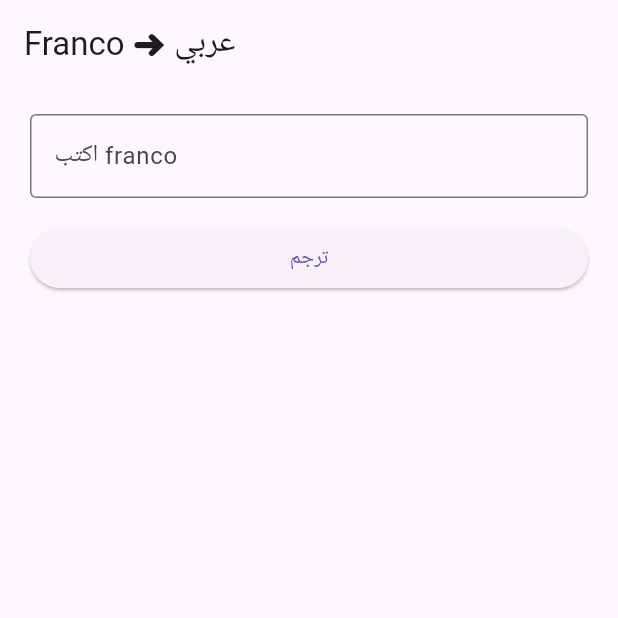
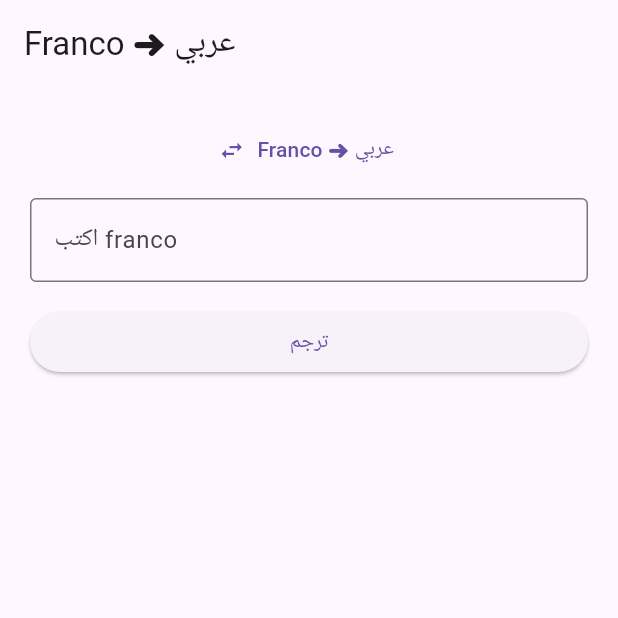
Before and after one commit to MoazReda/franco-translator-app, a Flutter app: the screen it shows after launch, after a tap on "ترجم", on a phone screen of 412 x 824 dp, the top half of it. Run offline on Flutter 3.47's test engine with Material 3 defaults, Android fonts, the phone set to English and light mode, and no system bars; missing offline and left inert: flutter_onnxruntime.

Commit message:
Add reverse direction (arabic to franco) with bidirectional UI

```diff
--- /dev/null
+++ b/assets/rev_config.json
@@ -0,0 +1 @@
+{"sos": 1, "eos": 2, "tgt_pad": 0, "src_pad": 0, "max_steps": 200, "direction": "arabic_to_franco"}
--- /dev/null
+++ b/assets/rev_source_arabic_vocab.json
@@ -0,0 +1 @@
+["<pad>", "<sos>", "<eos>", "<unk>", " ", "!", "\"", "'", "(", ")", ",", "-", ".", "/", "0", "1", "2", "3", "4", "5", "6", "7", "8", "9", ":", ";", "?", "،", "؛", "؜", "؟", "ء", "ؤ", "ئ", "ا", "ب", "ة", "ت", "ث", "ج", "ح", "خ", "د", "ذ", "ر", "ز", "س", "ش", "ص", "ض", "ط", "ظ", "ع", "غ", "ـ", "ف", "ق", "ك", "ل", "م", "ن", "ه", "و", "ى", "ي", "ً", "ٌ", "ٍ", "َ", "ُ", "ِ", "ّ", "ْ", "ٔ", "٠", "١", "٢", "٣", "٤", "٥", "٦", "٧", "٨", "٩", "٪", "ٰ", "پ", "چ", "ڤ", "ڨ", "ک", "گ", "ھ", "ی", "ۖ", "ۚ", "۝", "۱", "۶", "۹"]
--- /dev/null
+++ b/assets/rev_target_franco_vocab.json
@@ -0,0 +1 @@
+["<pad>", "<sos>", "<eos>", "<unk>", " ", "!", "\"", "'", "(", ")", ",", "-", ".", "/", "0", "1", "2", "3", "4", "5", "6", "7", "8", "9", ":", ";", "?", "a", "b", "c", "d", "e", "f", "g", "h", "i", "j", "k", "l", "m", "n", "o", "p", "q", "r", "s", "t", "u", "v", "w", "x", "y", "z"]
--- a/lib/main.dart
+++ b/lib/main.dart
@@ -1,5 +1,5 @@
+import 'package:flutter/material.dart';
 import 'package:flutter/services.dart';
-import 'package:flutter/material.dart';
 import 'translator.dart';
 
 void main() {
@@ -27,99 +27,140 @@ class TranslateScreen extends StatefulWidget {
 }
 
 class _TranslateScreenState extends State<TranslateScreen> {
+  static const _channel = MethodChannel('franco_translator/process_text');
+
   final _controller = TextEditingController();
-  Translator? _translator; // الموديل (بيتحمّل مرة واحدة)
+  Translator? _f2a; // franco -> arabic (أمامي)
+  Translator? _a2f; // arabic -> franco (عكسي)
+  bool _isFrancoToArabic = true; // الاتجاه الحالي
+
   String _output = '';
-  bool _loading = true; // بيتحمّل الموديل؟
-  bool _translating = false; // بيترجم دلوقتي؟
-  static const _channel = MethodChannel('franco_translator/process_text');
+  bool _loading = true;
+  bool _translating = false;
 
   @override
   void initState() {
     super.initState();
-    _initTranslator();
+    _init();
   }
 
-  /// نحمّل الموديل مرة واحدة عند فتح الشاشة
-  Future<void> _initTranslator() async {
-    final t = await Translator.load();
+  /// نحمّل الاتجاهين مرة واحدة عند البداية
+  Future<void> _init() async {
+    // الأمامي: franco -> arabic
+    final f2a = await Translator.load(
+      modelAsset: 'assets/franco_ar.onnx',
+      srcVocabAsset: 'assets/franco_vocab.json',
+      tgtVocabAsset: 'assets/arabic_vocab.json',
+    );
+    // العكسي: arabic -> franco (لاحظ normalizeAlef للعربي كمدخل)
+    final a2f = await Translator.load(
+      modelAsset: 'assets/ar_franco.onnx',
+      srcVocabAsset: 'assets/rev_source_arabic_vocab.json',
+      tgtVocabAsset: 'assets/rev_target_franco_vocab.json',
+      normalizeAlef: true,
+    );
+
     setState(() {
-      _translator = t;
+      _f2a = f2a;
+      _a2f = a2f;
       _loading = false;
     });
 
-    // بعد ما الموديل يجهز: نشوف التطبيق اتفتح من "ترجم" ومعاه نص؟
     await _checkForSharedText();
   }
 
-  /// بتسأل الـ native: فيه نص مُختار مبعوت لنا؟ لو آه، تحطّه وتترجمه.
-  Future<void> _checkForSharedText() async {
-    try {
-      final sharedText = await _channel.invokeMethod<String>('getSharedText');
-      if (sharedText != null && sharedText.trim().isNotEmpty) {
-        _controller.text = sharedText;
-        await _translate(); // نترجمه على طول
-      }
-    } catch (e) {
-      // لو حصل أي مشكلة في الجسر، نتجاهلها بهدوء (التطبيق يفتح عادي)
-    }
+  /// المترجم الحالي حسب الاتجاه المختار
+  Translator? get _current => _isFrancoToArabic ? _f2a : _a2f;
+
+  /// نقلب الاتجاه ونمسح النتيجة القديمة
+  void _toggleDirection() {
+    setState(() {
+      _isFrancoToArabic = !_isFrancoToArabic;
+      _output = '';
+    });
   }
 
-  /// نترجم النص اللي في الخانة
-    Future<void> _translate() async {
+  Future<void> _translate() async {
     final text = _controller.text.trim();
-    if (text.isEmpty || _translator == null) return;
+    if (text.isEmpty || _current == null) return;
 
     setState(() {
       _translating = true;
       _output = '';
     });
     try {
-      final result = await _translator!.translate(text);
+      final result = await _current!.translate(text);
       setState(() => _output = result);
     } catch (e) {
-      setState(() => _output = 'خطأ: $e'); // أي مشكلة هتظهر هنا بدل ما تعلّق
+      setState(() => _output = 'خطأ: $e');
     } finally {
-      setState(() => _translating = false); // الزرار يرجع "ترجم" دايماً
+      setState(() => _translating = false);
+    }
+  }
+
+  /// نص جاي من تطبيق تاني (Process Text): نكتشف اتجاهه ونترجمه
+  Future<void> _checkForSharedText() async {
+    try {
+      final sharedText = await _channel.invokeMethod<String>('getSharedText');
+      if (sharedText != null && sharedText.trim().isNotEmpty) {
+        // لو فيه حروف عربي → عربي (عكسي)، غير كده → franco (أمامي)
+        final hasArabic = RegExp(r'[\u0600-\u06FF]').hasMatch(sharedText);
+        setState(() => _isFrancoToArabic = !hasArabic);
+        _controller.text = sharedText;
+        await _translate();
+      }
+    } catch (e) {
+      // لو مفيش نص مبعوت، نتجاهل بهدوء
     }
   }
 
   @override
   Widget build(BuildContext context) {
+    // عناوين حسب الاتجاه
+    final fromLabel = _isFrancoToArabic ? 'Franco' : 'عربي';
+    final toLabel = _isFrancoToArabic ? 'عربي' : 'Franco';
+    final hint = _isFrancoToArabic ? 'اكتب franco' : 'اكتب عربي';
+
     return Scaffold(
-      appBar: AppBar(title: const Text('Franco ➜ عربي')),
-      body: Padding(
-        padding: const EdgeInsets.all(20),
-        child: _loading
-            // لسه بنحمّل الموديل
-            ? const Center(child: Text('جاري تحميل الموديل...'))
-            : Column(
+      appBar: AppBar(title: Text('$fromLabel ➜ $toLabel')),
+      body: _loading
+          ? const Center(child: Text('جاري تحميل الموديلات...'))
+          : Padding(
+              padding: const EdgeInsets.all(20),
+              child: Column(
                 crossAxisAlignment: CrossAxisAlignment.stretch,
                 children: [
-                  // خانة الكتابة
+                  // زرار تبديل الاتجاه
+                  Center(
+                    child: TextButton.icon(
+                      onPressed: _toggleDirection,
+                      icon: const Icon(Icons.swap_horiz),
+                      label: Text('$fromLabel ➜ $toLabel'),
+                    ),
+                  ),
+                  const SizedBox(height: 8),
                   TextField(
                     controller: _controller,
-                    decoration: const InputDecoration(
-                      labelText: 'اكتب franco',
-                      border: OutlineInputBorder(),
+                    decoration: InputDecoration(
+                      labelText: hint,
+                      border: const OutlineInputBorder(),
                     ),
                   ),
                   const SizedBox(height: 16),
-                  // زرار الترجمة
                   ElevatedButton(
                     onPressed: _translating ? null : _translate,
                     child: Text(_translating ? 'بيترجم...' : 'ترجم'),
                   ),
                   const SizedBox(height: 24),
-                  // النتيجة
                   Text(
                     _output,
                     style: const TextStyle(fontSize: 24),
-                    textDirection: TextDirection.rtl,
+                    textDirection:
+                        _isFrancoToArabic ? TextDirection.rtl : TextDirection.ltr,
                   ),
                 ],
               ),
-      ),
+            ),
     );
   }
 }
--- a/lib/translator.dart
+++ b/lib/translator.dart
@@ -2,50 +2,65 @@ import 'dart:typed_data';
 import 'package:flutter_onnxruntime/flutter_onnxruntime.dart';
 import 'vocab.dart';
 
-/// المترجم: بياخد نص franco ويرجّع نص عربي.
-/// بيلفّ الموديل (ONNX) + الـ vocabs + منطق الترجمة كله في مكان واحد.
+/// المترجم: بياخد نص ويرجّع ترجمته حسب الاتجاه.
+/// الكلاس عام — مش متزوّج من اتجاه معيّن. بنقوله وقت التحميل
+/// أنهي موديل وأنهي قواميس يستخدم، فبيخدم الأمامي والعكسي بنفس الكود.
 class Translator {
   final OrtSession _session;
-  final Vocab _francoVocab; // للـ encode (نص franco -> أرقام)
-  final Vocab _arabicVocab; // للـ decode (أرقام -> نص عربي)
+  final Vocab _srcVocab; // قاموس المدخل (للـ encode)
+  final Vocab _tgtVocab; // قاموس المخرج (للـ decode)
+  final bool _normalizeAlef; // نرمّل الألف قبل الترجمة؟ (للعربي كمدخل)
 
-  Translator._(this._session, this._francoVocab, this._arabicVocab);
+  Translator._(this._session, this._srcVocab, this._tgtVocab, this._normalizeAlef);
 
-  /// بيجهّز المترجم: يحمّل الموديل والـ vocabs والإعدادات من الـ assets.
-  /// بننادي ده مرة واحدة بس عند بداية التطبيق (لأنه تقيل شوية).
-  static Future<Translator> load() async {
-    // 1) نحمّل الـ vocabs
-    final francoVocab = await Vocab.fromAsset('assets/franco_vocab.json');
-    final arabicVocab = await Vocab.fromAsset('assets/arabic_vocab.json');
+  /// بيجهّز مترجم لاتجاه معيّن، من ملفاته.
+  /// [modelAsset]     مسار ملف الـ onnx
+  /// [srcVocabAsset]  قاموس المدخل
+  /// [tgtVocabAsset]  قاموس المخرج
+  /// [normalizeAlef]  لو true، بنحوّل أ/إ/آ → ا قبل الترجمة (للعربي)
+  static Future<Translator> load({
+    required String modelAsset,
+    required String srcVocabAsset,
+    required String tgtVocabAsset,
+    bool normalizeAlef = false,
+  }) async {
+    final srcVocab = await Vocab.fromAsset(srcVocabAsset);
+    final tgtVocab = await Vocab.fromAsset(tgtVocabAsset);
 
-    // 3) نفتح جلسة ONNX من ملف الموديل في الـ assets
     final onnx = OnnxRuntime();
-    final session = await onnx.createSessionFromAsset('assets/franco_ar.onnx');
+    final session = await onnx.createSessionFromAsset(modelAsset);
 
-    return Translator._(session, francoVocab, arabicVocab);
+    return Translator._(session, srcVocab, tgtVocab, normalizeAlef);
   }
 
-  /// بتترجم جملة franco واحدة لعربي.
-  Future<String> translate(String francoText) async {
-    // 1) نص -> أرقام (نفس اللي اتأكدنا منه)
-    final ids = _francoVocab.encode(francoText.toLowerCase());
+  /// بتترجم جملة واحدة.
+  Future<String> translate(String text) async {
+    var input = text.toLowerCase();
+    if (_normalizeAlef) input = _normalizeAlefChars(input);
 
-    // 2) نعمل tensor بشكل [1, L] — الـ 1 معناه batch=جملة واحدة
-    //    الموديل صدّرناه بـ int64، فبنستخدم Int64List
+    // 1) نص -> أرقام (بقاموس المدخل)
+    final ids = _srcVocab.encode(input);
+
+    // 2) tensor بشكل [1, L] كـ int64
     final inputTensor = await OrtValue.fromList(
-      Int64List.fromList(ids), // القيم كـ int64 (زي ما الموديل متوقّع)
-      [1, ids.length], // الشكل [batch=1, length]
+      Int64List.fromList(ids),
+      [1, ids.length],
     );
 
-    // 3) نشغّل الموديل: الـ input اسمه "src" (نفس اللي صدّرنا بيه)
+    // 3) تشغيل الموديل (input اسمه "src")
     final outputs = await _session.run({'src': inputTensor});
 
-    // 4) ناخد الـ output اسمه "tokens" ونحوّله لـ list أرقام
+    // 4) الـ output ("tokens") -> list أرقام
     final outTensor = outputs['tokens']!;
-    final flat = await outTensor.asFlattenedList(); // كل الأرقام في list واحدة
+    final flat = await outTensor.asFlattenedList();
     final outIds = flat.map((e) => (e as num).toInt()).toList();
 
-    // 5) نـ decode الأرقام لعربي (الـ decode بيتجاهل pad/sos/eos تلقائياً)
-    return _arabicVocab.decode(outIds);
+    // 5) أرقام -> نص (بقاموس المخرج)
+    return _tgtVocab.decode(outIds);
+  }
+
+  /// بتحوّل أشكال الألف (أ/إ/آ/ٱ) لألف عادية — الموديل العربي اتدرّب على نص منرمل.
+  String _normalizeAlefChars(String s) {
+    return s.replaceAll(RegExp(r'[أإآٱ]'), 'ا');
   }
 }
```
Also changed, not shown: 1 other file.
